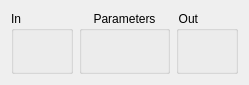
Old version of the form Modular1/QGenericModuleWidget.ui in the repository djeemie2000/SynthPlayground.
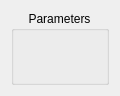
New version of the form.

Commit message: Modular: gui: removed inputs and outputs

The edit to the form file:
```diff
--- a/Modular1/QGenericModuleWidget.ui
+++ b/Modular1/QGenericModuleWidget.ui
@@ -6,24 +6,14 @@
    <rect>
     <x>0</x>
     <y>0</y>
-    <width>249</width>
-    <height>85</height>
+    <width>120</width>
+    <height>96</height>
    </rect>
   </property>
   <property name="windowTitle">
    <string>Form</string>
   </property>
   <layout class="QHBoxLayout">
-   <item>
-    <widget class="QGroupBox" name="groupBox_Ins">
-     <property name="title">
-      <string>In</string>
-     </property>
-     <property name="alignment">
-      <set>Qt::AlignLeading|Qt::AlignLeft|Qt::AlignTop</set>
-     </property>
-    </widget>
-   </item>
    <item>
     <widget class="QGroupBox" name="groupBox_Parameters">
      <property name="title">
@@ -34,25 +24,6 @@
      </property>
     </widget>
    </item>
-   <item>
-    <widget class="QGroupBox" name="groupBox_Outs">
-     <property name="layoutDirection">
-      <enum>Qt::RightToLeft</enum>
-     </property>
-     <property name="title">
-      <string>Out</string>
-     </property>
-     <property name="alignment">
-      <set>Qt::AlignRight|Qt::AlignTop|Qt::AlignTrailing</set>
-     </property>
-     <property name="flat">
-      <bool>false</bool>
-     </property>
-     <property name="checkable">
-      <bool>false</bool>
-     </property>
-    </widget>
-   </item>
   </layout>
  </widget>
  <resources/>
```
The commit also changes 2 other files.
